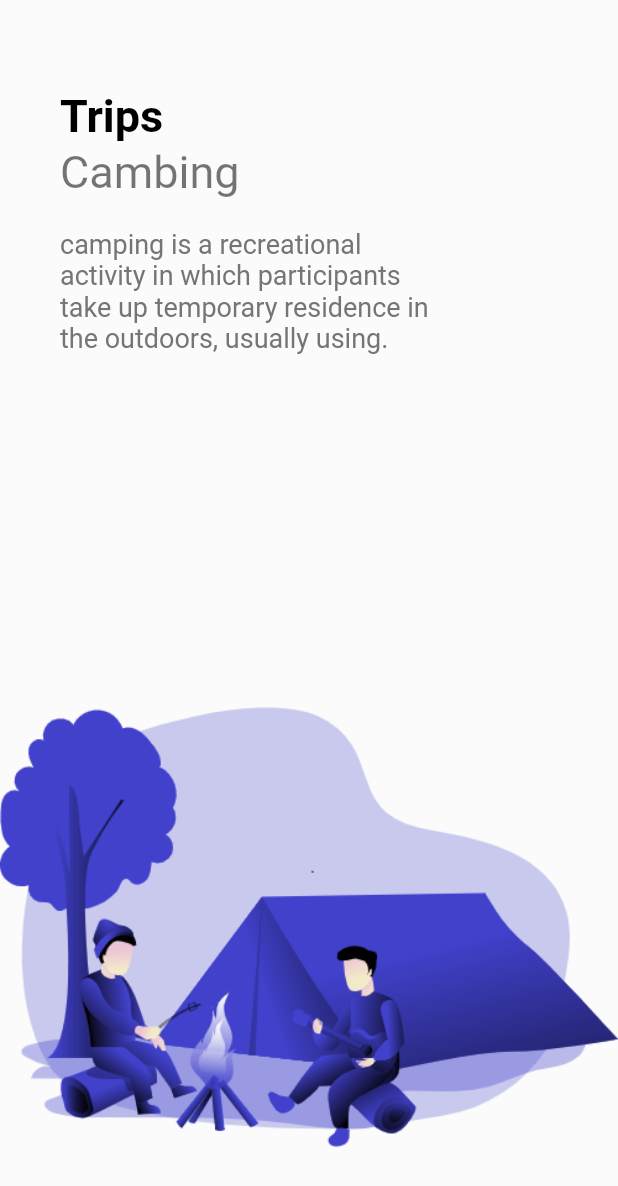
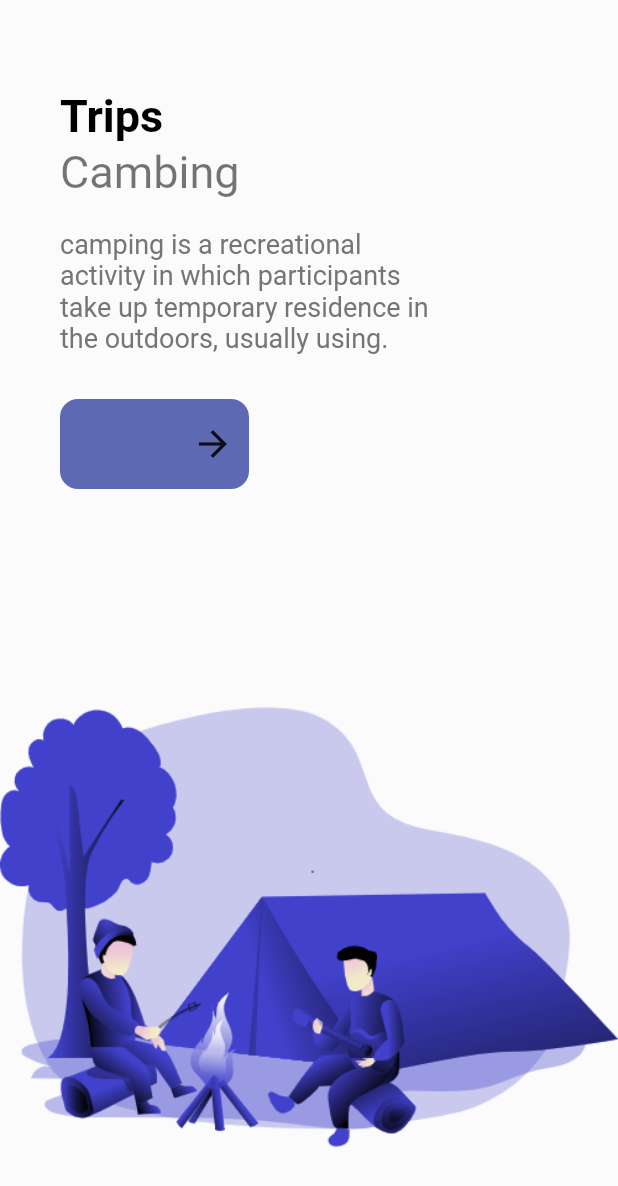
Before and after one commit to lokendra-loki/Flutter_Adventure_traveller_App, a Flutter app: the screen it shows after launch, on a phone screen of 412 x 824 dp. Shown: the top 1186 px of the screen. Run offline on Flutter 3.47's test engine with Material 2 defaults, Android fonts, the light colour scheme and no system bars.

Commit message:
ressponsive button added

```diff
--- /dev/null
+++ b/lib/colors/colors.dart
@@ -0,0 +1,11 @@
+import 'package:flutter/cupertino.dart';
+
+class AppColors {
+  static Color textColor1 = const Color(0xFF989acd);
+  static Color textColor2 = const Color(0xFF878593);
+  static Color bitTextColor = const Color(0xFF2e2e31);
+  static Color mainColor = const Color(0xFF5d69b3);
+  static Color starColor = const Color(0xFFe7bb4e);
+  static Color mainTextColor = const Color(0xFFababad);
+  static Color buttonBackgroundColor = const Color(0xFFf1f1f9);
+}
--- a/lib/pages/welcome_page.dart
+++ b/lib/pages/welcome_page.dart
@@ -1,5 +1,6 @@
 import 'package:adventure_travell_app/widgets/app_text.dart';
 import 'package:adventure_travell_app/widgets/large_text.dart';
+import 'package:adventure_travell_app/widgets/responsive_button.dart';
 import 'package:flutter/material.dart';
 
 import '../list_of_text.dart';
@@ -48,6 +49,10 @@ class _WelcomePageState extends State<WelcomePage> {
                               color: Colors.grey.shade600,
                             ),
                           ),
+                          const SizedBox(height: 30),
+                          ResponsiveButton(
+                            width: 126,
+                          ),
                         ],
                       ),
                     ],
--- a/lib/widgets/responsive_button.dart
+++ b/lib/widgets/responsive_button.dart
@@ -1,13 +1,40 @@
 //making reusable responsive button
 //we have two button, icons ,color are same but only size is different
 
+import 'package:adventure_travell_app/colors/colors.dart';
 import 'package:flutter/material.dart';
 
+// ignore: must_be_immutable
 class ResponsiveButton extends StatelessWidget {
-  const ResponsiveButton({Key? key}) : super(key: key);
+//boolian variable
+  bool isResponsive;
+  double width;
+
+  ResponsiveButton({
+    Key? key,
+    this.isResponsive = false,
+    required this.width,
+  }) : super(key: key);
 
   @override
   Widget build(BuildContext context) {
-    return Container();
+    return Container(
+      padding: const EdgeInsets.only(right: 10),
+      width: width,
+      height: 60,
+      decoration: BoxDecoration(
+        borderRadius: BorderRadius.circular(12),
+        color: AppColors.mainColor,
+      ),
+      child: Row(
+        mainAxisAlignment: MainAxisAlignment.end,
+        children: const [
+          Icon(
+            Icons.arrow_forward_outlined,
+            size: 28,
+          ),
+        ],
+      ),
+    );
   }
 }
```
